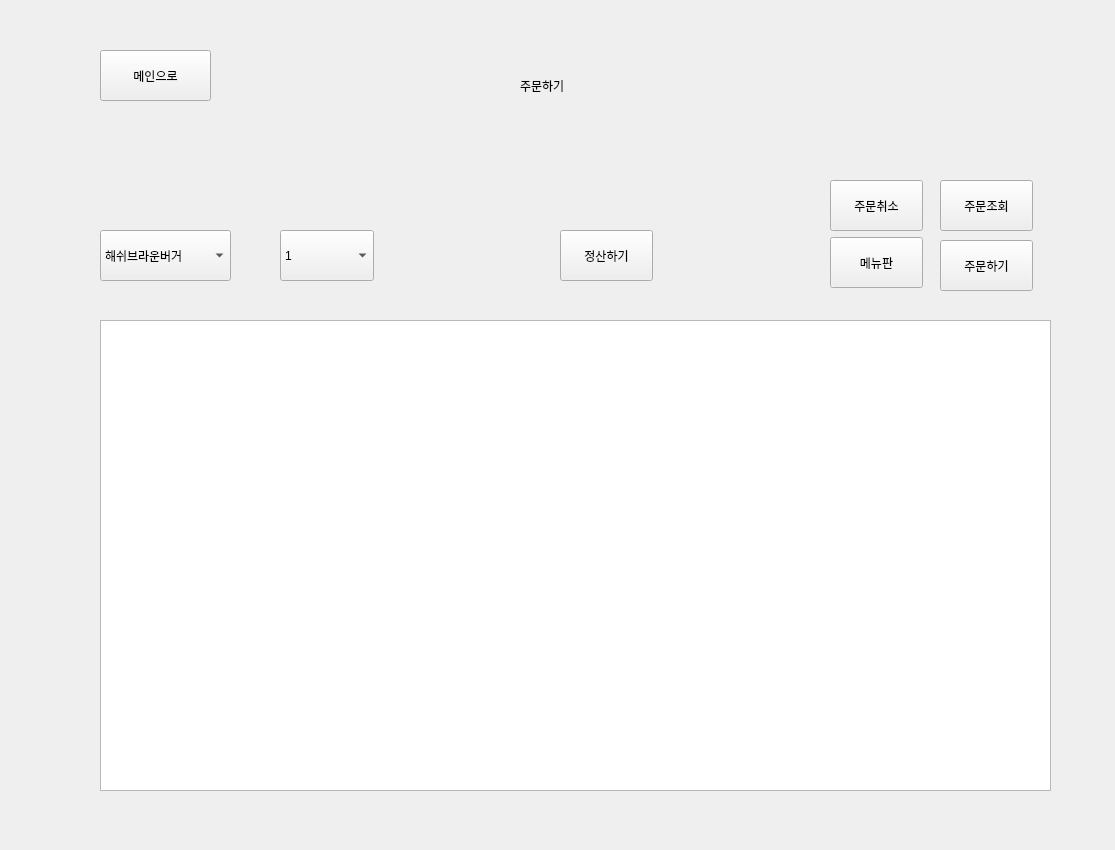
The window that menu.ui (tjdqls4965/bada) describes before a commit, drawn with Qt 5.
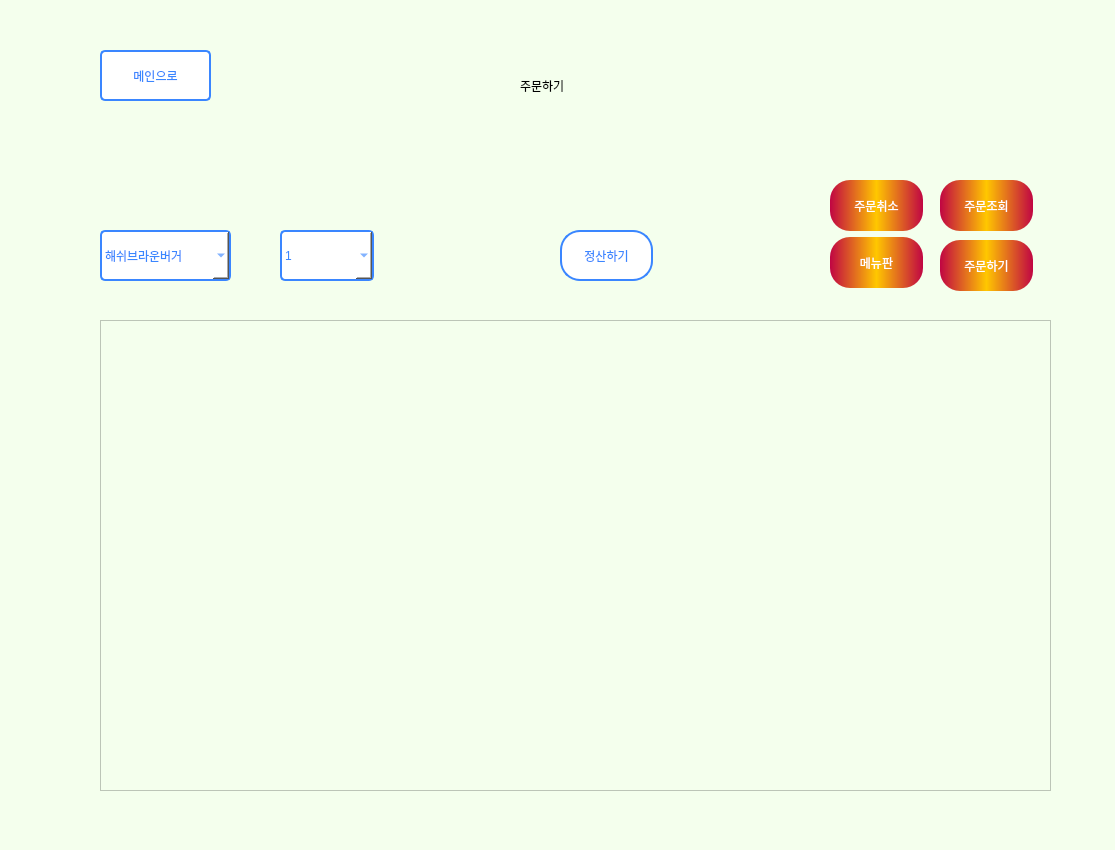
The same window after the commit.

```diff
--- a/menu.ui
+++ b/menu.ui
@@ -13,6 +13,10 @@
   <property name="windowTitle">
    <string>Form</string>
   </property>
+  <property name="styleSheet">
+   <string notr="true">background-color: rgb(194, 255, 184);
+background-color: rgb(244, 255, 237);</string>
+  </property>
   <widget class="QTableWidget" name="table">
    <property name="geometry">
     <rect>
@@ -22,6 +26,9 @@
      <height>471</height>
     </rect>
    </property>
+   <property name="styleSheet">
+    <string notr="true"/>
+   </property>
   </widget>
   <widget class="QComboBox" name="combo_menu">
    <property name="geometry">
@@ -32,6 +39,12 @@
      <height>51</height>
     </rect>
    </property>
+   <property name="styleSheet">
+    <string notr="true">color: rgb(58, 134, 255);
+	background-color: white;
+	border: 2px solid rgb(58, 134, 255);
+	border-radius: 5px;</string>
+   </property>
    <item>
     <property name="text">
      <string>해쉬브라운버거</string>
@@ -112,6 +125,11 @@
      <height>51</height>
     </rect>
    </property>
+   <property name="styleSheet">
+    <string notr="true">color: white;
+	background-color:qlineargradient(spread:reflect, x1:0.5, y1:0.5, x2:1, y2:0.5, stop:0 rgba(255, 199, 0, 255), stop:1 rgba(192, 5, 67, 255));
+	border-radius: 20px;</string>
+   </property>
    <property name="text">
     <string>메뉴판</string>
    </property>
@@ -125,6 +143,11 @@
      <height>51</height>
     </rect>
    </property>
+   <property name="styleSheet">
+    <string notr="true">color: white;
+	background-color:qlineargradient(spread:reflect, x1:0.5, y1:0.5, x2:1, y2:0.5, stop:0 rgba(255, 199, 0, 255), stop:1 rgba(192, 5, 67, 255));
+	border-radius: 20px;</string>
+   </property>
    <property name="text">
     <string>주문하기</string>
    </property>
@@ -138,6 +161,12 @@
      <height>51</height>
     </rect>
    </property>
+   <property name="styleSheet">
+    <string notr="true">color: rgb(58, 134, 255);
+	background-color: white;
+	border: 2px solid rgb(58, 134, 255);
+	border-radius: 5px;</string>
+   </property>
    <item>
     <property name="text">
      <string>1</string>
@@ -186,6 +215,12 @@
      <height>51</height>
     </rect>
    </property>
+   <property name="styleSheet">
+    <string notr="true">color: rgb(58, 134, 255);
+	background-color: white;
+	border: 2px solid rgb(58, 134, 255);
+	border-radius: 5px;</string>
+   </property>
    <property name="text">
     <string>메인으로</string>
    </property>
@@ -199,6 +234,11 @@
      <height>51</height>
     </rect>
    </property>
+   <property name="styleSheet">
+    <string notr="true">color: white;
+	background-color:qlineargradient(spread:reflect, x1:0.5, y1:0.5, x2:1, y2:0.5, stop:0 rgba(255, 199, 0, 255), stop:1 rgba(192, 5, 67, 255));
+	border-radius: 20px;</string>
+   </property>
    <property name="text">
     <string>주문조회</string>
    </property>
@@ -212,6 +252,12 @@
      <height>51</height>
     </rect>
    </property>
+   <property name="styleSheet">
+    <string notr="true">color: rgb(58, 134, 255);
+	background-color: white;
+	border: 2px solid rgb(58, 134, 255);
+	border-radius: 20px;</string>
+   </property>
    <property name="text">
     <string>정산하기</string>
    </property>
@@ -225,6 +271,11 @@
      <height>51</height>
     </rect>
    </property>
+   <property name="styleSheet">
+    <string notr="true">color: white;
+	background-color:qlineargradient(spread:reflect, x1:0.5, y1:0.5, x2:1, y2:0.5, stop:0 rgba(255, 199, 0, 255), stop:1 rgba(192, 5, 67, 255));
+	border-radius: 20px;</string>
+   </property>
    <property name="text">
     <string>주문취소</string>
    </property>
```
Left out of the diff: 3 changed lines with no effect on the pictures.
